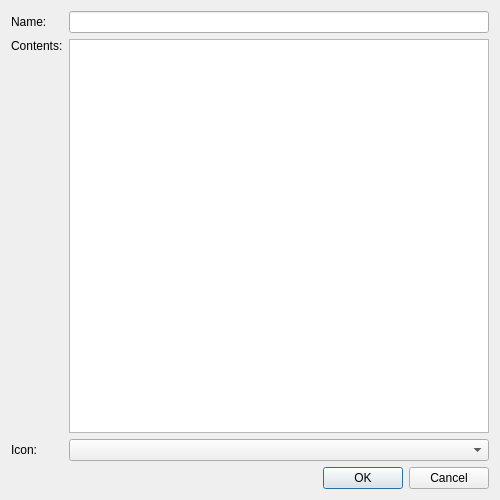
BrainB0ne/spotwebfc, file filterpropertiesdialog.ui: the form before one commit.
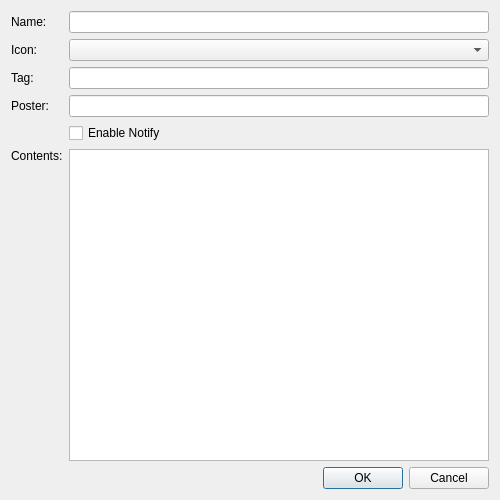
The form after the commit.

Commit message: added Tag, Poster and enablenotify fields

Patch:
```diff
--- a/filterpropertiesdialog.ui
+++ b/filterpropertiesdialog.ui
@@ -14,6 +14,36 @@
    <string>Filter Properties</string>
   </property>
   <layout class="QGridLayout" name="gridLayout">
+   <item row="1" column="1">
+    <widget class="QComboBox" name="iconComboBox"/>
+   </item>
+   <item row="3" column="0">
+    <widget class="QLabel" name="posterLabel">
+     <property name="text">
+      <string>Poster:</string>
+     </property>
+    </widget>
+   </item>
+   <item row="3" column="1">
+    <widget class="QLineEdit" name="posterLineEdit"/>
+   </item>
+   <item row="2" column="0">
+    <widget class="QLabel" name="tagLabel">
+     <property name="text">
+      <string>Tag:</string>
+     </property>
+    </widget>
+   </item>
+   <item row="5" column="1" rowspan="2">
+    <widget class="QListWidget" name="contentsListWidget">
+     <property name="uniformItemSizes">
+      <bool>true</bool>
+     </property>
+     <property name="sortingEnabled">
+      <bool>true</bool>
+     </property>
+    </widget>
+   </item>
    <item row="0" column="0">
     <widget class="QLabel" name="nameLabel">
      <property name="text">
@@ -21,27 +51,24 @@
      </property>
     </widget>
    </item>
-   <item row="0" column="1">
-    <widget class="QLineEdit" name="nameLineEdit"/>
-   </item>
    <item row="1" column="0">
+    <widget class="QLabel" name="iconLabel">
+     <property name="text">
+      <string>Icon:</string>
+     </property>
+    </widget>
+   </item>
+   <item row="5" column="0">
     <widget class="QLabel" name="contentsLabel">
      <property name="text">
       <string>Contents:</string>
      </property>
     </widget>
    </item>
-   <item row="1" column="1" rowspan="2">
-    <widget class="QListWidget" name="contentsListWidget">
-     <property name="uniformItemSizes">
-      <bool>true</bool>
-     </property>
-     <property name="sortingEnabled">
-      <bool>true</bool>
-     </property>
-    </widget>
+   <item row="2" column="1">
+    <widget class="QLineEdit" name="tagLineEdit"/>
    </item>
-   <item row="2" column="0">
+   <item row="6" column="0">
     <spacer name="verticalSpacer">
      <property name="orientation">
       <enum>Qt::Vertical</enum>
@@ -54,17 +81,7 @@
      </property>
     </spacer>
    </item>
-   <item row="3" column="0">
-    <widget class="QLabel" name="iconLabel">
-     <property name="text">
-      <string>Icon:</string>
-     </property>
-    </widget>
-   </item>
-   <item row="3" column="1">
-    <widget class="QComboBox" name="iconComboBox"/>
-   </item>
-   <item row="4" column="0" colspan="2">
+   <item row="10" column="0" colspan="2">
     <widget class="QDialogButtonBox" name="buttonBox">
      <property name="orientation">
       <enum>Qt::Horizontal</enum>
@@ -74,6 +91,16 @@
      </property>
     </widget>
    </item>
+   <item row="0" column="1">
+    <widget class="QLineEdit" name="nameLineEdit"/>
+   </item>
+   <item row="4" column="1">
+    <widget class="QCheckBox" name="enableNotifyCheckBox">
+     <property name="text">
+      <string>Enable Notify</string>
+     </property>
+    </widget>
+   </item>
   </layout>
  </widget>
  <resources/>
```
Left out of the diff: 9 changed lines with no effect on the pictures. The commit also changes 6 other files.
